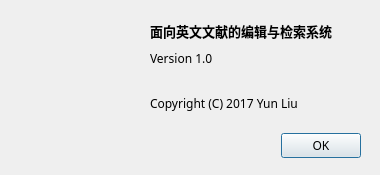
First picture: the form in ui/src/about.ui, repository yunowo/data-structure, before the edit.
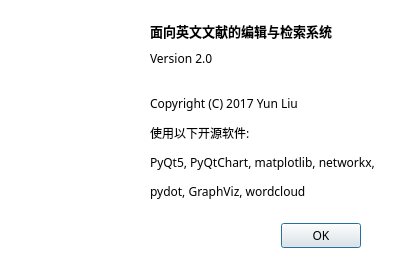
Second picture: the form after the edit. Icons and pictures are not drawn.

Patch:
```diff
--- a/ui/src/about.ui
+++ b/ui/src/about.ui
@@ -6,10 +6,74 @@
    <rect>
     <x>0</x>
     <y>0</y>
-    <width>380</width>
-    <height>175</height>
+    <width>400</width>
+    <height>260</height>
    </rect>
   </property>
+  <property name="palette">
+   <palette>
+    <active>
+     <colorrole role="Base">
+      <brush brushstyle="SolidPattern">
+       <color alpha="255">
+        <red>255</red>
+        <green>255</green>
+        <blue>255</blue>
+       </color>
+      </brush>
+     </colorrole>
+     <colorrole role="Window">
+      <brush brushstyle="SolidPattern">
+       <color alpha="255">
+        <red>255</red>
+        <green>255</green>
+        <blue>255</blue>
+       </color>
+      </brush>
+     </colorrole>
+    </active>
+    <inactive>
+     <colorrole role="Base">
+      <brush brushstyle="SolidPattern">
+       <color alpha="255">
+        <red>255</red>
+        <green>255</green>
+        <blue>255</blue>
+       </color>
+      </brush>
+     </colorrole>
+     <colorrole role="Window">
+      <brush brushstyle="SolidPattern">
+       <color alpha="255">
+        <red>255</red>
+        <green>255</green>
+        <blue>255</blue>
+       </color>
+      </brush>
+     </colorrole>
+    </inactive>
+    <disabled>
+     <colorrole role="Base">
+      <brush brushstyle="SolidPattern">
+       <color alpha="255">
+        <red>255</red>
+        <green>255</green>
+        <blue>255</blue>
+       </color>
+      </brush>
+     </colorrole>
+     <colorrole role="Window">
+      <brush brushstyle="SolidPattern">
+       <color alpha="255">
+        <red>255</red>
+        <green>255</green>
+        <blue>255</blue>
+       </color>
+      </brush>
+     </colorrole>
+    </disabled>
+   </palette>
+  </property>
   <property name="font">
    <font>
     <family>微软雅黑</family>
@@ -22,7 +86,7 @@
    <property name="geometry">
     <rect>
      <x>150</x>
-     <y>130</y>
+     <y>220</y>
      <width>211</width>
      <height>32</height>
     </rect>
@@ -59,12 +123,12 @@
     <rect>
      <x>150</x>
      <y>50</y>
-     <width>201</width>
-     <height>71</height>
+     <width>251</width>
+     <height>161</height>
     </rect>
    </property>
    <property name="text">
-    <string>&lt;html&gt;&lt;head/&gt;&lt;body&gt;&lt;p&gt;Version 1.0&lt;br/&gt;&lt;/p&gt;&lt;p&gt;Copyright (C) 2017 Yun Liu&lt;/p&gt;&lt;/body&gt;&lt;/html&gt;</string>
+    <string>&lt;html&gt;&lt;head/&gt;&lt;body&gt;&lt;p&gt;Version 2.0&lt;br/&gt;&lt;/p&gt;&lt;p&gt;Copyright (C) 2017 Yun Liu&lt;/p&gt;&lt;p&gt;使用以下开源软件:&lt;/p&gt;&lt;p&gt;PyQt5, PyQtChart, matplotlib, networkx,&lt;/p&gt;&lt;p&gt;pydot, GraphViz, wordcloud&lt;/p&gt;&lt;/body&gt;&lt;/html&gt;</string>
    </property>
    <property name="alignment">
     <set>Qt::AlignLeading|Qt::AlignLeft|Qt::AlignTop</set>
```
Left out of the diff: 6 changed lines with no effect on the pictures.
